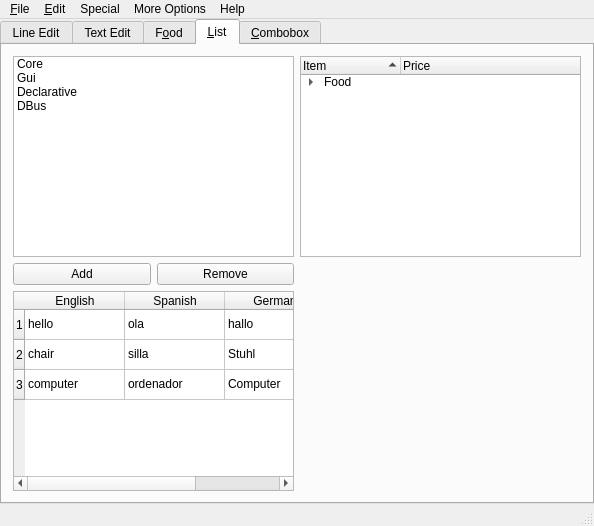
The window that examples/simple/mainwindow.ui (KDE/qtatspi) describes before a commit, drawn with Qt 5.
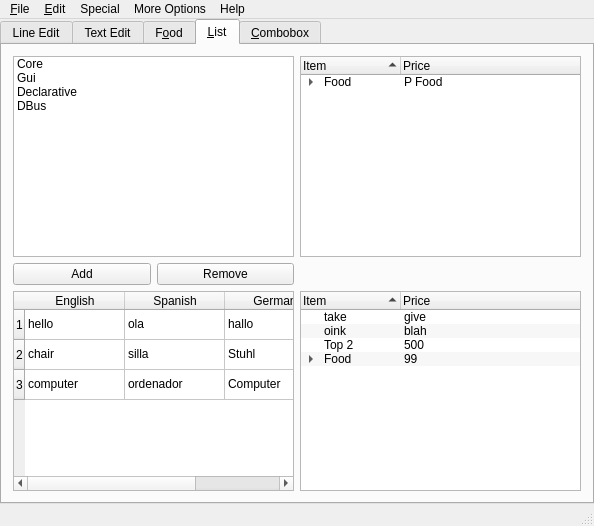
The same window after the commit.

Commit message: More trees, more debug output, more test.

The edit to the form file:
```diff
--- a/examples/simple/mainwindow.ui
+++ b/examples/simple/mainwindow.ui
@@ -6,7 +6,7 @@
    <rect>
     <x>0</x>
     <y>0</y>
-    <width>587</width>
+    <width>590</width>
     <height>526</height>
    </rect>
   </property>
@@ -222,6 +222,9 @@
            <property name="text">
             <string>Food</string>
            </property>
+           <property name="text">
+            <string>P Food</string>
+           </property>
            <item>
             <property name="text">
              <string>Vegetable</string>
@@ -383,6 +386,72 @@
           </item>
          </widget>
         </item>
+        <item row="2" column="1">
+         <widget class="QTreeWidget" name="treeWidget_2">
+          <property name="alternatingRowColors">
+           <bool>true</bool>
+          </property>
+          <property name="sortingEnabled">
+           <bool>true</bool>
+          </property>
+          <attribute name="headerShowSortIndicator" stdset="0">
+           <bool>true</bool>
+          </attribute>
+          <attribute name="headerStretchLastSection">
+           <bool>true</bool>
+          </attribute>
+          <column>
+           <property name="text">
+            <string>Item</string>
+           </property>
+          </column>
+          <column>
+           <property name="text">
+            <string>Price</string>
+           </property>
+          </column>
+          <item>
+           <property name="text">
+            <string>take</string>
+           </property>
+           <property name="text">
+            <string>give</string>
+           </property>
+          </item>
+          <item>
+           <property name="text">
+            <string>oink</string>
+           </property>
+           <property name="text">
+            <string>blah</string>
+           </property>
+          </item>
+          <item>
+           <property name="text">
+            <string>Top 2</string>
+           </property>
+           <property name="text">
+            <string>500</string>
+           </property>
+          </item>
+          <item>
+           <property name="text">
+            <string>Food</string>
+           </property>
+           <property name="text">
+            <string>99</string>
+           </property>
+           <item>
+            <property name="text">
+             <string>Sub1</string>
+            </property>
+            <property name="text">
+             <string>1001</string>
+            </property>
+           </item>
+          </item>
+         </widget>
+        </item>
        </layout>
       </widget>
       <widget class="QWidget" name="tab_5">
```
Left out of the diff: 9 changed lines with no effect on the pictures. The commit also changes 3 other files.
